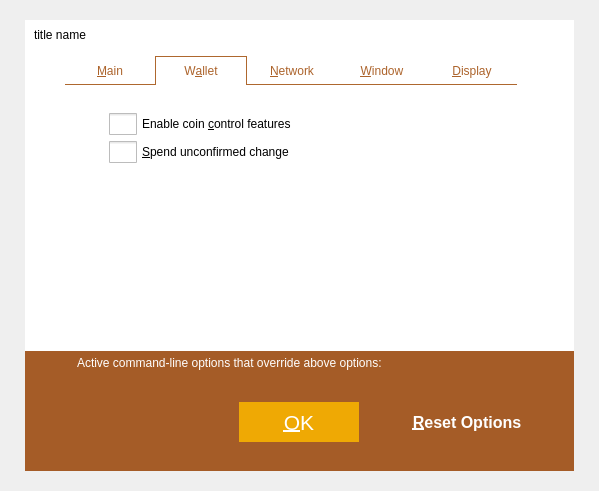
Qt form src/qt/forms/optionsdialog.ui (MassGrid/MassGrid) before a commit.
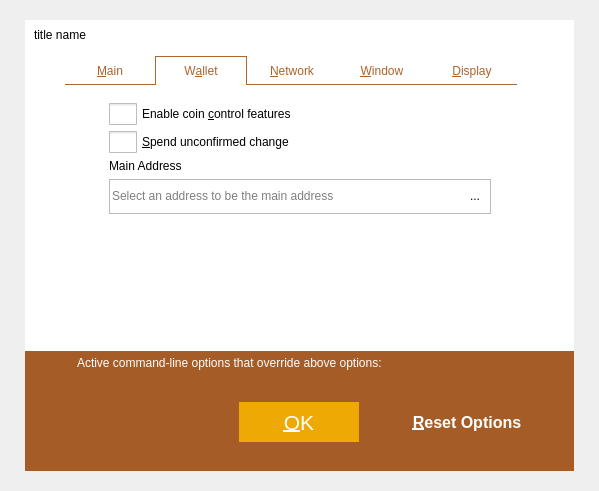
The same form after that commit. The open tabs and pages were chosen to show the change. Icons and pictures are not drawn. Custom widgets are drawn as their Qt base class.

```diff
--- a/src/qt/forms/optionsdialog.ui
+++ b/src/qt/forms/optionsdialog.ui
@@ -38,7 +38,171 @@
       <string notr="true">QWidget#centerWin{
 border:hidden;
 border-image: url(:/pic/res/pic/dlgBackgroud.png);
-}</string>
+}
+
+QFrame#mainframe{
+border:hidden;
+	background-color: rgb(255, 255, 255);
+}
+
+QTabBar::tab
+{
+color: rgb(172, 99, 43);
+border-bottom:1px solid rgb(174,103,46);
+border-left:0px solid rgb(174,103,46);
+border-right:0px solid rgb(174,103,46);
+border-top:0px solid rgb(174,103,46);
+    min-width: 90px;
+    min-height: 28px;
+}
+
+
+QTabBar::tab:selected, QTabBar::tab:hover
+{
+border-left:1px solid rgb(174,103,46);
+border-right:1px solid rgb(174,103,46);
+border-top:1px solid rgb(174,103,46);
+border-bottom:0px solid rgb(174,103,46);
+}
+
+
+QTabBar::tab:selected
+{
+border-left:1px solid rgb(174,103,46);
+border-right:1px solid rgb(174,103,46);
+border-top:1px solid rgb(174,103,46);
+border-bottom:0px solid rgb(174,103,46);
+}
+
+QTabBar::tab:!selected
+{
+color: rgb(172, 99, 43);
+border-bottom:1px solid rgb(174,103,46);
+border-left:0px solid rgb(174,103,46);
+border-right:0px solid rgb(174,103,46);
+border-top:0px solid rgb(174,103,46);
+}
+
+QTabWidget::pane{
+	border:none;
+}
+
+QFrame{
+border:hidden;
+}
+
+QCheckBox{  
+    spacing: 5px;  
+}  
+  
+QCheckBox::indicator{  
+	width:28px;
+	height:22px; 
+}  
+  
+QCheckBox::indicator:unchecked{  
+	image: url(:/pic/res/pic/kPic.png);
+}  
+  
+QCheckBox::indicator:checked{  
+	image: url(:/pic/res/pic/check-selected.png);
+}  
+  
+QCheckBox::indicator:checked:disabled{  
+    image:url(:/CheckBox/res/checkedDisabled.png);  
+}  
+
+QRadioButton{  
+    spacing: 5px;  
+}  
+  
+QRadioButton::indicator{  
+	width:28px;
+	height:22px; 
+}  
+  
+QRadioButton::indicator:unchecked{  
+	image: url(:/pic/res/pic/kPic.png);
+}  
+  
+QRadioButton::indicator:checked{  
+	image: url(:/pic/res/pic/check-selected.png);
+}  
+  
+QRadioButton::indicator:checked:disabled{  
+    image:url(:/CheckBox/res/checkedDisabled.png);  
+}  
+
+QSpinBox{
+ height:30px;
+ width:30px;
+	background-color: rgba(255, 255, 255, 0);
+	border:hidden;
+}
+QSpinBox::up-button
+{
+	background-color: rgba(255, 255, 255, 0);
+}
+QSpinBox::down-button{
+	background-color: rgba(255, 255, 255, 0);
+}
+
+QFrame#frame_9,QFrame#frame_10,QFrame#frame_11,QFrame#frame_12{
+	border-color: rgb(186, 186, 186);
+	border:1px solid rgb(186, 186, 186);
+}
+
+QComboBox
+{
+width: 120px;  
+height: 600px;
+border:1px solid rgb(174,103,46);
+font-size: 12pt;
+font-family: 微软雅黑,宋体;
+background-repeat: no-repeat;
+background-position: center left;
+background-color: rgb(255, 255, 255);
+color: rgb(0, 0, 0);
+selection-color: black;
+selection-background-color: darkgray;
+}
+
+QComboBox::drop-down 
+{
+width: 30px; 
+height:30px;
+image: url(:/pic/res/pic/xjt.png);
+}
+QComboBox QAbstractItemView
+{
+height:100px;
+border: 0px;  
+color: rgb(255, 255, 255);
+selection-color: rgb(255, 255, 255);
+selection-background-color: rgb(239, 169, 4);
+background-color: rgb(198, 125, 26);
+}
+QComboBox QAbstractItemView::item
+{
+height: 20px;
+background-color: rgb(198, 125, 26);
+border:hidden;
+color: rgb(255, 255, 255);
+}
+
+QLineEdit,QFrame#mainaddressframe{
+	border-color: rgb(186, 186, 186);
+	border:1px solid rgb(186, 186, 186);
+}
+
+QLineEdit#proxyPort,QLineEdit#proxyIp,QLineEdit#mainaddress{
+border:hidden;
+background-color: rgb(255, 255, 255,0);
+}
+
+
+
+</string>
      </property>
      <layout class="QGridLayout" name="gridLayout_7">
       <property name="leftMargin">
@@ -56,10 +220,7 @@
       <item row="0" column="0">
        <widget class="QFrame" name="mainframe">
         <property name="styleSheet">
-         <string notr="true">QFrame#mainframe{
-border:hidden;
-	background-color: rgb(255, 255, 255);
-}</string>
+         <string notr="true"/>
         </property>
         <property name="frameShape">
          <enum>QFrame::StyledPanel</enum>
@@ -166,144 +327,7 @@
               </size>
              </property>
              <property name="styleSheet">
-              <string notr="true">QTabBar::tab
-{
-color: rgb(172, 99, 43);
-border-bottom:1px solid rgb(174,103,46);
-border-left:0px solid rgb(174,103,46);
-border-right:0px solid rgb(174,103,46);
-border-top:0px solid rgb(174,103,46);
-    min-width: 90px;
-    min-height: 28px;
-}
-
-
-QTabBar::tab:selected, QTabBar::tab:hover
-{
-border-left:1px solid rgb(174,103,46);
-border-right:1px solid rgb(174,103,46);
-border-top:1px solid rgb(174,103,46);
-border-bottom:0px solid rgb(174,103,46);
-}
-
-
-QTabBar::tab:selected
-{
-border-left:1px solid rgb(174,103,46);
-border-right:1px solid rgb(174,103,46);
-border-top:1px solid rgb(174,103,46);
-border-bottom:0px solid rgb(174,103,46);
-}
-
-QTabBar::tab:!selected
-{
-color: rgb(172, 99, 43);
-border-bottom:1px solid rgb(174,103,46);
-border-left:0px solid rgb(174,103,46);
-border-right:0px solid rgb(174,103,46);
-border-top:0px solid rgb(174,103,46);
-}
-
-QTabWidget::pane{
-	border:none;
-}
-
-QFrame{
-border:hidden;
-}
-QLineEdit{
-	border-color: rgb(186, 186, 186);
-	border:1px solid rgb(186, 186, 186);
-}
-
-
-QCheckBox{  
-    spacing: 5px;  
-}  
-  
-QCheckBox::indicator{  
-	width:28px;
-	height:22px; 
-}  
-  
-QCheckBox::indicator:unchecked{  
-	image: url(:/pic/res/pic/kPic.png);
-}  
-  
-QCheckBox::indicator:checked{  
-	image: url(:/pic/res/pic/check-selected.png);
-}  
-  
-QCheckBox::indicator:checked:disabled{  
-    image:url(:/CheckBox/res/checkedDisabled.png);  
-}  
-
-
-QSpinBox{
- height:30px;
- width:30px;
-	background-color: rgba(255, 255, 255, 0);
-	border:hidden;
-}
-QSpinBox::up-button
-{
-	background-color: rgba(255, 255, 255, 0);
-}
-QSpinBox::down-button{
-	background-color: rgba(255, 255, 255, 0);
-}
-
-QFrame#frame_9,QFrame#frame_10,QFrame#frame_11,QFrame#frame_12{
-	border-color: rgb(186, 186, 186);
-	border:1px solid rgb(186, 186, 186);
-}
-
-QComboBox
-{
-width: 120px;  
-height: 600px;
-border:1px solid rgb(174,103,46);
-font-size: 12pt;
-font-family: 微软雅黑,宋体;
-background-repeat: no-repeat;
-background-position: center left;
-background-color: rgb(255, 255, 255);
-color: rgb(0, 0, 0);
-selection-color: black;
-selection-background-color: darkgray;
-}
-
-QComboBox::drop-down 
-{
-width: 30px; 
-height:30px;
-image: url(:/pic/res/pic/xjt.png);
-}
-QComboBox QAbstractItemView
-{
-height:100px;
-border: 0px;  
-color: rgb(255, 255, 255);
-selection-color: rgb(255, 255, 255);
-selection-background-color: rgb(239, 169, 4);
-background-color: rgb(198, 125, 26);
-}
-QComboBox QAbstractItemView::item
-{
-height: 20px;
-background-color: rgb(198, 125, 26);
-border:hidden;
-color: rgb(255, 255, 255);
-}
-
-QLineEdit#proxyPort,QLineEdit#proxyIp{
-border:hidden;
-background-color: rgb(255, 255, 255,0);
-}
-
-
-
-</string>
+              <string notr="true"/>
              </property>
              <property name="currentIndex">
               <number>3</number>
@@ -565,7 +589,7 @@
                  <property name="frameShadow">
                   <enum>QFrame::Raised</enum>
                  </property>
-                 <layout class="QVBoxLayout" name="verticalLayout_2">
+                 <layout class="QVBoxLayout" name="verticalLayout_7">
                   <item>
                    <widget class="QCheckBox" name="coinControlFeatures">
                     <property name="toolTip">
@@ -586,6 +610,97 @@
                     </property>
                    </widget>
                   </item>
+                  <item>
+                   <layout class="QVBoxLayout" name="verticalLayout_2">
+                    <item>
+                     <widget class="QLabel" name="thirdPartyTxUrlsLabel_4">
+                      <property name="toolTip">
+                       <string>Third party URLs (e.g. a block explorer) that appear in the transactions tab as context menu items. %s in the URL is replaced by transaction hash. Multiple URLs are separated by vertical bar |.</string>
+                      </property>
+                      <property name="text">
+                       <string>Main Address</string>
+                      </property>
+                      <property name="buddy">
+                       <cstring>thirdPartyTxUrls</cstring>
+                      </property>
+                     </widget>
+                    </item>
+                    <item>
+                     <widget class="QFrame" name="mainaddressframe">
+                      <property name="minimumSize">
+                       <size>
+                        <width>0</width>
+                        <height>35</height>
+                       </size>
+                      </property>
+                      <property name="frameShape">
+                       <enum>QFrame::StyledPanel</enum>
+                      </property>
+                      <property name="frameShadow">
+                       <enum>QFrame::Raised</enum>
+                      </property>
+                      <layout class="QHBoxLayout" name="horizontalLayout_10">
+                       <property name="spacing">
+                        <number>0</number>
+                       </property>
+                       <property name="leftMargin">
+                        <number>0</number>
+                       </property>
+                       <property name="topMargin">
+                        <number>0</number>
+                       </property>
+                       <property name="rightMargin">
+                        <number>0</number>
+                       </property>
+                       <property name="bottomMargin">
+                        <number>0</number>
+                       </property>
+                       <item>
+                        <widget class="QValidatedLineEdit" name="mainaddress">
+                         <property name="minimumSize">
+                          <size>
+                           <width>160</width>
+                           <height>30</height>
+                          </size>
+                         </property>
+                         <property name="maximumSize">
+                          <size>
+                           <width>16777215</width>
+                           <height>16777215</height>
+                          </size>
+                         </property>
+                         <property name="toolTip">
+                          <string>IP address of the proxy (e.g. IPv4: 127.0.0.1 / IPv6: ::1)</string>
+                         </property>
+                         <property name="styleSheet">
+                          <string notr="true"/>
+                         </property>
+                         <property name="placeholderText">
+                          <string>Select an address to be the main address</string>
+                         </property>
+                        </widget>
+                       </item>
+                       <item>
+                        <widget class="QToolButton" name="openAddressBookButton">
+                         <property name="minimumSize">
+                          <size>
+                           <width>30</width>
+                           <height>30</height>
+                          </size>
+                         </property>
+                         <property name="styleSheet">
+                          <string notr="true">border:hidden;</string>
+                         </property>
+                         <property name="text">
+                          <string>...</string>
+                         </property>
+                        </widget>
+                       </item>
+                      </layout>
+                     </widget>
+                    </item>
+                   </layout>
+                  </item>
                   <item>
                    <spacer name="verticalSpacer_8">
                     <property name="orientation">
```
Left out of the diff: 48 changed lines with no effect on the pictures.
